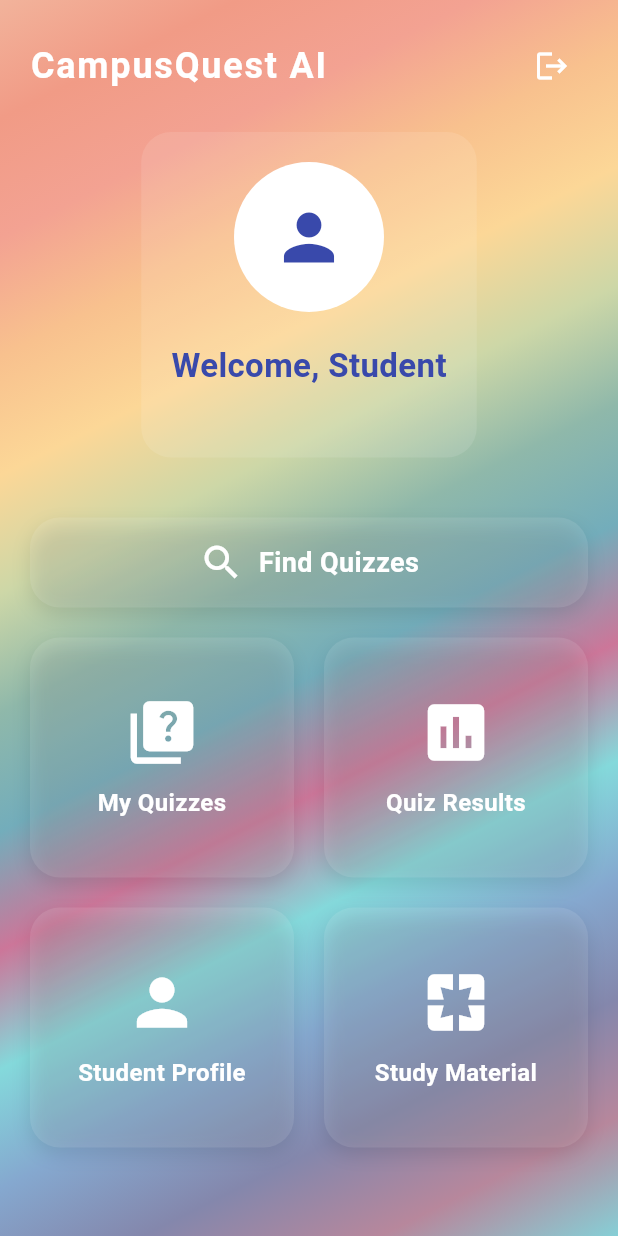
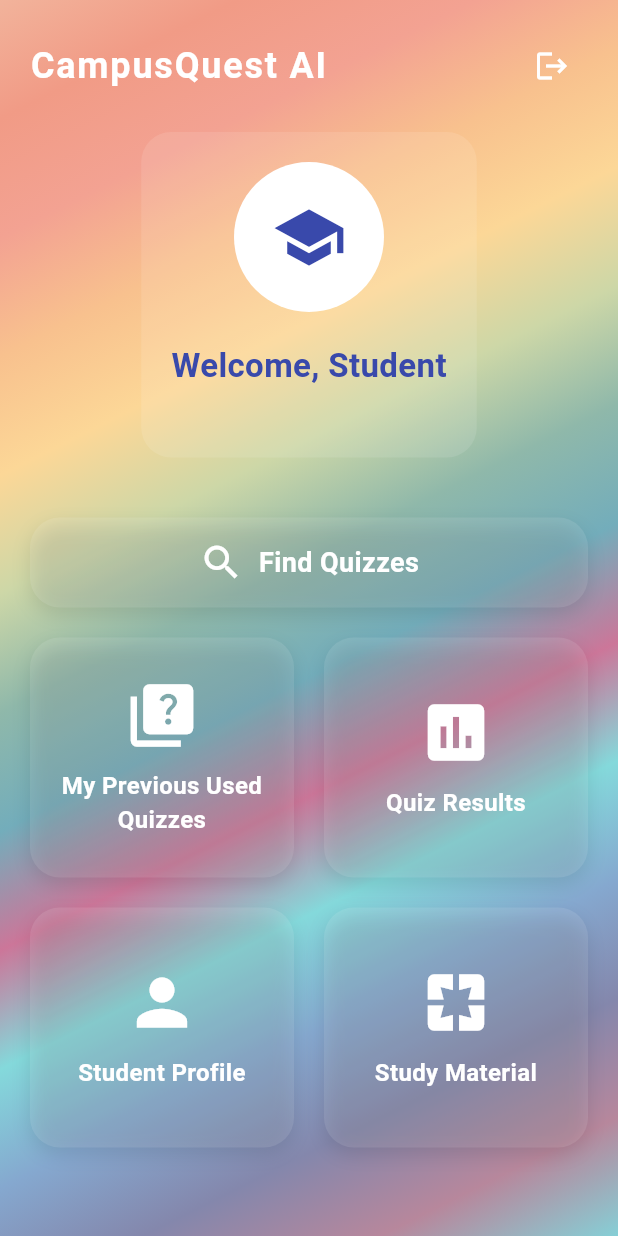
Before and after one commit to BS-PMC-2024/BS-PMC-2024-Team18, a Flutter app: the StudentHomePage screen opened directly, on a phone screen of 412 x 824 dp. Run offline on Flutter 3.47's test engine with Material 3 defaults, Android fonts, the phone set to English and light mode, and no system bars; drawn by our look-alikes of animated_text_kit; our stand-ins replace file_picker, firebase_auth, firebase_core, firebase_database, fl_chart, flutter_staggered_animations and 2 more; missing offline and left inert: easy_separator, syncfusion_flutter_pdf; accounts and stored records are empty.

Commit message:
BSPMS2418-137

```diff
--- a/quiz_learn_app_ai/lib/lecturer_pages/lecturer_home_page.dart
+++ b/quiz_learn_app_ai/lib/lecturer_pages/lecturer_home_page.dart
@@ -189,7 +189,7 @@ String _formatUserName(String? email) {
           const CircleAvatar(
             radius: 50,
             backgroundColor: Colors.white,
-            child: Icon(Icons.person, size: 50, color: Color(0xFF3949AB)),
+            child: Icon(Icons.assignment, size: 50, color: Color(0xFF3949AB)),
           ),
           const SizedBox(height: 20),
           AnimatedTextKit(
@@ -215,7 +215,7 @@ String _formatUserName(String? email) {
   final features = [
     {'icon': Icons.search, 'label': 'Quiz Search', 'route': const QuizListScreen()},
     {'icon': Icons.create, 'label': 'Create Questions with AI', 'route': const CreateQuestionAI()},
-    {'icon': Icons.quiz, 'label': 'My Quizzes', 'route': const MyQuizzesPage()},
+    {'icon': Icons.quiz, 'label': 'My Built Quizzes', 'route': const MyQuizzesPage()},
     {'icon': Icons.person, 'label': 'Lecturer Profile', 'route': const LecturerProfilePage()},
      {'icon': Icons.insert_chart, 'label': 'Lecturer Statistics', 'route': const LecturerQuizStatisticsPage()},
   ];
--- a/quiz_learn_app_ai/lib/student_pages/student_home_page.dart
+++ b/quiz_learn_app_ai/lib/student_pages/student_home_page.dart
@@ -168,7 +168,7 @@ Widget _buildProfileSection() {
         const CircleAvatar(
           radius: 50,
           backgroundColor: Colors.white,
-          child: Icon(Icons.person, size: 50, color: Color(0xFF3949AB)),
+          child: Icon(Icons.school, size: 50, color: Color(0xFF3949AB)),
         ),
         const SizedBox(height: 20),
         AnimatedTextKit(
@@ -194,7 +194,7 @@ Widget _buildFeatureGrid(BuildContext context) {
   final features = [
     {'icon': Icons.search, 'label': 'Find Quizzes', 'route': const QuizListScreen()},
 
-    {'icon': Icons.quiz, 'label': 'My Quizzes', 'route': const CompletedQuizzesScreen()},
+    {'icon': Icons.quiz, 'label': 'My Previous Used Quizzes', 'route': const CompletedQuizzesScreen()},
     {'icon': Icons.assessment, 'label': 'Quiz Results', 'route': const QuizResultsScreen()},
        {'icon': Icons.person, 'label': 'Student Profile', 'route': const StudentProfilePage()},
       {'icon': Icons.pages, 'label': 'Study Material', 'route': const StudentProfilePage()},
```
Also changed, not shown: quiz_learn_app_ai/lib/quiz_search/quiz_list_screen.dart (+21 -13 lines).
